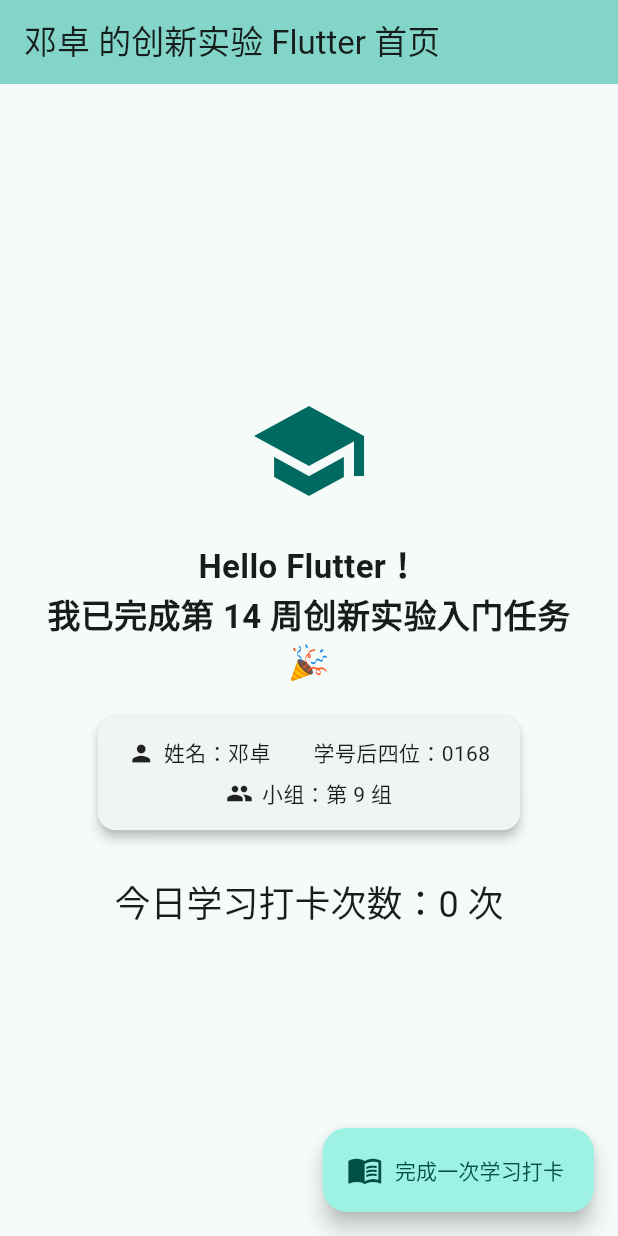
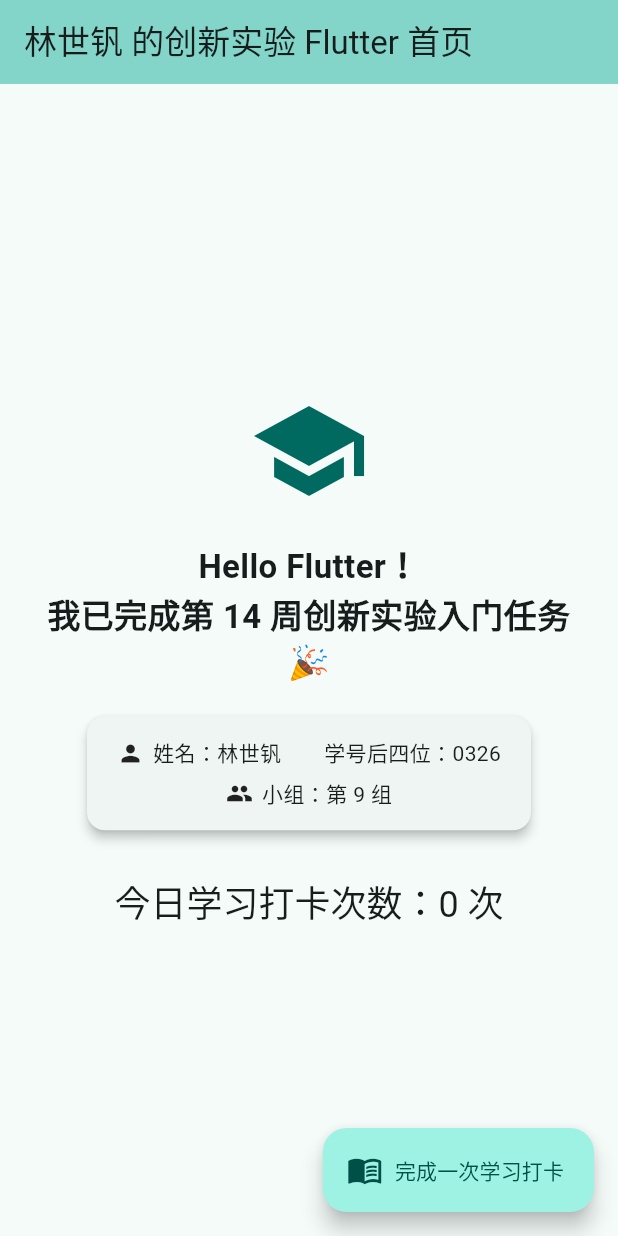
Before and after one commit to xiaoxiaodz/innovation-flutter-team-9, a Flutter app: the screen it shows after launch, on a phone screen of 412 x 824 dp. Run offline on Flutter 3.47's test engine with Material 3 defaults, Android fonts, the phone set to English and light mode, and no system bars.

Commit message:
personalize flutter hello page - 林世钒 0326

```diff
--- a/lib/main.dart
+++ b/lib/main.dart
@@ -7,7 +7,7 @@
 // =====================================================================
 // 个性化修改清单（满足讲义要求的 4 处以上）：
 //  1. MaterialApp 主题色改为深青色 (Colors.teal)
-//  2. AppBar 标题改为 "邓卓 的创新实验 Flutter 首页"（含本人姓名）
+//  2. AppBar 标题改为 "林世钒 的创新实验 Flutter 首页"（含本人姓名）
 //  3. 图标从 rocket_launch 改为 school（学习主题）
 //  4. 页面提示语改为个人专属文案
 //  5. 姓名 / 学号后四位 / 小组编号信息独立一行展示
@@ -22,7 +22,7 @@
   @override
   Widget build(BuildContext context) {
     return MaterialApp(
-      title: '创新实验 Flutter 第14周',
+      title: '林世钒 - 创新实验 Flutter 第14周',
       // ✅ 修改1：主题色换成深青色
       theme: ThemeData(
         colorScheme: ColorScheme.fromSeed(seedColor: Colors.teal),
@@ -56,7 +56,7 @@
     return Scaffold(
       // ✅ 修改2：AppBar 标题含姓名
       appBar: AppBar(
-        title: const Text('邓卓 的创新实验 Flutter 首页'),
+        title: const Text('林世钒 的创新实验 Flutter 首页'),
         backgroundColor: colorScheme.inversePrimary,
       ),
       body: Center(
@@ -93,7 +93,7 @@
                         children: [
                           Icon(Icons.person, size: 18),
                           SizedBox(width: 6),
-                          Text('姓名：邓卓　　学号后四位：0168'),
+                          Text('姓名：林世钒　　学号后四位：0326'),
                         ],
                       ),
                       SizedBox(height: 6),
```
